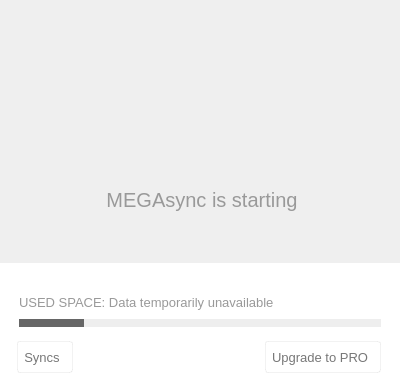
Above: src/MEGASync/gui/macx/InfoDialog.ui from meganz/MEGAsync before the change. Below: the same form after it.
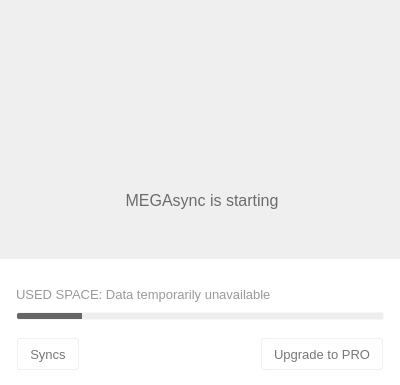
That is the form after the change. The open tabs and pages were chosen to show the change. Icons and pictures are not drawn. Custom widgets are drawn as their Qt base class.

Commit message: Update ui files for different platforms

Patch:
```diff
--- a/src/MEGASync/gui/macx/InfoDialog.ui
+++ b/src/MEGASync/gui/macx/InfoDialog.ui
@@ -18,7 +18,7 @@
   </property>
   <property name="maximumSize">
    <size>
-    <width>400</width>
+    <width>402</width>
     <height>385</height>
    </size>
   </property>
@@ -26,7 +26,7 @@
    <string/>
   </property>
   <property name="styleSheet">
-   <string notr="true">#bAvatar, #bState, #bDotUsedQuota, #bDotUsedStorage
+   <string notr="true">#bAvatar, #bState, #bDotUsedQuota, #bDotUsedStorage, #bMEGAheader
 {
 	border: none;
 }
@@ -42,21 +42,16 @@
 
 #wHeader
 {
-  background-color: qlineargradient(x1: 0, y1: 0, x2: 0, y2: 1,
-                                      stop: 0 #FCFCFC, stop: 1 #FAFAFA);
-}
-
-#wHeader
-{
 border-top-left-radius: 2px;
 border-top-right-radius: 2px;
 }
 
 #lSyncUpdated
 {
-color:  rgb(166, 166, 166);
+font-family: &quot;Source Sans Pro&quot;;
 font-size: 16px;
-font-weight: bold;
+color: rgba(51, 51, 51, 70%);
+padding-bottom: 25px;
 }
 
 #sActiveTransfers
@@ -127,15 +122,18 @@
 #wContainerBottom
 {
 background-color: white;
+border-top: 1px solid rgba(0, 0, 0, 5%);
 }
 
 #pUsageStorage, #pUsageQuota
 {
-	border: none;
+border: 1px solid transparent;
+border-radius: 2px;
 }
 QProgressBar#pUsageStorage
 {
 background-color: #EEEEEE;
+border-radius: 2px;
 }
 
 QProgressBar#pUsageStorage[overquota=true]
@@ -145,27 +143,36 @@
                                                             
 QProgressBar#pUsageStorage::chunk {
 background-color: #666666;
+border-top-left-radius: 2px;
+border-bottom-left-radius: 2px;
+
 }
 
 QProgressBar#pUsageStorage::chunk[overquota=true] {
 background-color: #EB4444;
+border-radius: 2px;
 }
 
 QProgressBar#pUsageQuota
 {
 background-color: #EEEEEE;
+border-radius: 2px;
 }
 
 QProgressBar#pUsageQuota[overquota=true]
 {
 background-color: #EB4444;
+border-radius: 2px;
 }
                                                             
 QProgressBar#pUsageQuota::chunk {
 background-color: #666666;
+border-top-left-radius: 2px;
+border-bottom-left-radius: 2px;
 }
 QProgressBar#pUsageQuota::chunk[overquota=true] {
 background-color: #EB4444;
+border-radius: 2px;
 }
 
 #lHeader
@@ -173,10 +180,10 @@
 	padding-top: 2px;
 }
 
-#lUsername
+#lName
 {
     font-family: &quot;Source Sans Pro&quot;;
-    font-size: 12px;
+    font-size: 14px;
     color: #666666;
     border: none;
 }
@@ -213,7 +220,7 @@
                                       stop: 0 #ffffff, stop: 1 #fafafa);
  border-radius: 3px;
  border: 1px solid rgba(0, 0, 0, 5%);
- padding: 7px 12px 7px 6px;
+ padding: 7px 12px 7px 12px;
  font-family: &quot;Source Sans Pro&quot;;
  font-size: 13px;
  color: #777777;
@@ -291,7 +298,13 @@
      <property name="minimumSize">
       <size>
        <width>400</width>
-       <height>13</height>
+       <height>12</height>
+      </size>
+     </property>
+     <property name="maximumSize">
+      <size>
+       <width>16777215</width>
+       <height>12</height>
       </size>
      </property>
      <property name="styleSheet">
@@ -301,6 +314,13 @@
    </item>
    <item>
     <widget class="QWidget" name="wContainerHeader" native="true">
+     <property name="styleSheet">
+      <string notr="true">#wContainerHeader
+{
+background-color: qlineargradient(x1: 0, y1: 0, x2: 0, y2: 1,
+                                    stop: 0 #FCFCFC, stop: 1 #F7F7F7);
+}</string>
+     </property>
      <layout class="QVBoxLayout" name="verticalLayout_5">
       <property name="spacing">
        <number>0</number>
@@ -322,16 +342,22 @@
         <property name="minimumSize">
          <size>
           <width>0</width>
-          <height>57</height>
+          <height>60</height>
          </size>
         </property>
         <property name="maximumSize">
          <size>
           <width>16777215</width>
-          <height>57</height>
+          <height>60</height>
          </size>
         </property>
+        <property name="styleSheet">
+         <string notr="true"/>
+        </property>
         <layout class="QHBoxLayout" name="horizontalLayout">
+         <property name="spacing">
+          <number>20</number>
+         </property>
          <property name="leftMargin">
           <number>18</number>
          </property>
@@ -385,6 +411,12 @@
          </item>
          <item>
           <widget class="QLabel" name="lName">
+           <property name="maximumSize">
+            <size>
+             <width>200</width>
+             <height>16777215</height>
+            </size>
+           </property>
            <property name="text">
             <string/>
            </property>
@@ -405,6 +437,9 @@
          </item>
          <item>
           <widget class="QPushButton" name="bChats">
+           <property name="enabled">
+            <bool>true</bool>
+           </property>
            <property name="sizePolicy">
             <sizepolicy hsizetype="Maximum" vsizetype="Maximum">
              <horstretch>0</horstretch>
@@ -413,21 +448,18 @@
            </property>
            <property name="minimumSize">
             <size>
-             <width>0</width>
-             <height>0</height>
+             <width>24</width>
+             <height>24</height>
             </size>
            </property>
            <property name="maximumSize">
             <size>
-             <width>16777215</width>
-             <height>16777215</height>
+             <width>24</width>
+             <height>24</height>
             </size>
            </property>
            <property name="styleSheet">
             <string notr="true">border: none;
-margin-top:-1px;
-
-
 </string>
            </property>
            <property name="text">
@@ -435,8 +467,8 @@
            </property>
            <property name="iconSize">
             <size>
-             <width>24</width>
-             <height>24</height>
+             <width>22</width>
+             <height>16</height>
             </size>
            </property>
            <property name="flat">
@@ -454,21 +486,18 @@
            </property>
            <property name="minimumSize">
             <size>
-             <width>0</width>
-             <height>0</height>
+             <width>24</width>
+             <height>24</height>
             </size>
            </property>
            <property name="maximumSize">
             <size>
-             <width>16777215</width>
-             <height>16777215</height>
+             <width>24</width>
+             <height>24</height>
             </size>
            </property>
            <property name="styleSheet">
             <string notr="true">border: none;
-margin-top:-1px;
-
-
 </string>
            </property>
            <property name="text">
@@ -499,14 +528,14 @@
            </property>
            <property name="minimumSize">
             <size>
-             <width>0</width>
-             <height>0</height>
+             <width>24</width>
+             <height>24</height>
             </size>
            </property>
            <property name="maximumSize">
             <size>
-             <width>16777215</width>
-             <height>16777215</height>
+             <width>24</width>
+             <height>24</height>
             </size>
            </property>
            <property name="styleSheet">
@@ -635,8 +664,8 @@
                </property>
                <property name="iconSize">
                 <size>
-                 <width>64</width>
-                 <height>64</height>
+                 <width>36</width>
+                 <height>36</height>
                 </size>
                </property>
                <property name="default">
@@ -667,23 +696,8 @@
                  <height>50</height>
                 </size>
                </property>
-               <property name="font">
-                <font>
-                 <pointsize>-1</pointsize>
-                 <weight>50</weight>
-                 <italic>false</italic>
-                 <bold>false</bold>
-                </font>
-               </property>
                <property name="styleSheet">
-                <string notr="true">#lSyncUpdated
-{
-font: &quot;Helvetica&quot;;
-font-size: 20px;
-font-weight: normal;
-color: #999999;
-padding-bottom: 25px;
-}</string>
+                <string notr="true"/>
                </property>
                <property name="text">
                 <string>MEGAsync is starting</string>
@@ -1131,13 +1145,13 @@
      <property name="minimumSize">
       <size>
        <width>0</width>
-       <height>122</height>
+       <height>127</height>
       </size>
      </property>
      <property name="maximumSize">
       <size>
        <width>16777215</width>
-       <height>122</height>
+       <height>127</height>
       </size>
      </property>
      <layout class="QVBoxLayout" name="verticalLayout">
@@ -1161,18 +1175,18 @@
         <property name="minimumSize">
          <size>
           <width>0</width>
-          <height>20</height>
+          <height>10</height>
          </size>
         </property>
         <property name="maximumSize">
          <size>
           <width>16777215</width>
-          <height>20</height>
+          <height>10</height>
          </size>
         </property>
         <layout class="QHBoxLayout" name="horizontalLayout_3">
          <property name="spacing">
-          <number>5</number>
+          <number>6</number>
          </property>
          <property name="leftMargin">
           <number>0</number>
@@ -1203,22 +1217,35 @@
           <widget class="QPushButton" name="bDotUsedStorage">
            <property name="minimumSize">
             <size>
-             <width>16</width>
-             <height>16</height>
+             <width>6</width>
+             <height>6</height>
             </size>
            </property>
            <property name="maximumSize">
             <size>
-             <width>16</width>
-             <height>16</height>
+             <width>6</width>
+             <height>6</height>
             </size>
            </property>
            <property name="text">
             <string/>
            </property>
            <property name="icon">
-            <iconset resource="../Resources_macx.qrc">
-             <normaloff>:/images/empty_dot.png</normaloff>:/images/empty_dot.png</iconset>
+            <iconset resource="../Resources_linux.qrc">
+             <normaloff>:/images/Nav_Dot_inactive.png</normaloff>
+             <normalon>:/images/Nav_Dot_inactive.png</normalon>
+             <disabledoff>:/images/Nav_Dot_inactive.png</disabledoff>
+             <disabledon>:/images/Nav_Dot_inactive.png</disabledon>
+             <activeoff>:/images/Nav_Dot_inactive.png</activeoff>
+             <activeon>:/images/Nav_Dot_inactive.png</activeon>
+             <selectedoff>:/images/Nav_Dot_inactive.png</selectedoff>
+             <selectedon>:/images/Nav_Dot_inactive.png</selectedon>:/images/Nav_Dot_inactive.png</iconset>
+           </property>
+           <property name="iconSize">
+            <size>
+             <width>6</width>
+             <height>6</height>
+            </size>
            </property>
           </widget>
          </item>
@@ -1226,22 +1253,28 @@
           <widget class="QPushButton" name="bDotUsedQuota">
            <property name="minimumSize">
             <size>
-             <width>16</width>
-             <height>16</height>
+             <width>6</width>
+             <height>6</height>
             </size>
            </property>
            <property name="maximumSize">
             <size>
-             <width>16</width>
-             <height>16</height>
+             <width>6</width>
+             <height>6</height>
             </size>
            </property>
            <property name="text">
             <string/>
            </property>
            <property name="icon">
-            <iconset resource="../Resources_macx.qrc">
-             <normaloff>:/images/empty_dot.png</normaloff>:/images/empty_dot.png</iconset>
+            <iconset resource="../Resources_linux.qrc">
+             <normaloff>:/images/Nav_Dot_inactive.png</normaloff>:/images/Nav_Dot_inactive.png</iconset>
+           </property>
+           <property name="iconSize">
+            <size>
+             <width>6</width>
+             <height>6</height>
+            </size>
            </property>
           </widget>
          </item>
@@ -1350,16 +1383,16 @@
                </property>
                <layout class="QVBoxLayout" name="verticalLayout_3">
                 <property name="spacing">
-                 <number>0</number>
+                 <number>2</number>
                 </property>
                 <property name="leftMargin">
-                 <number>19</number>
+                 <number>16</number>
                 </property>
                 <property name="topMargin">
                  <number>0</number>
                 </property>
                 <property name="rightMargin">
-                 <number>19</number>
+                 <number>16</number>
                 </property>
                 <property name="bottomMargin">
                  <number>0</number>
@@ -1374,13 +1407,13 @@
                   </property>
                   <property name="minimumSize">
                    <size>
-                    <width>0</width>
+                    <width>368</width>
                     <height>20</height>
                    </size>
                   </property>
                   <property name="maximumSize">
                    <size>
-                    <width>362</width>
+                    <width>368</width>
                     <height>20</height>
                    </size>
                   </property>
@@ -1395,7 +1428,7 @@
                     <number>0</number>
                    </property>
                    <property name="rightMargin">
-                    <number>1</number>
+                    <number>0</number>
                    </property>
                    <property name="bottomMargin">
                     <number>0</number>
@@ -1481,16 +1514,22 @@
                   </property>
                   <property name="minimumSize">
                    <size>
-                    <width>362</width>
+                    <width>368</width>
                     <height>8</height>
                    </size>
                   </property>
                   <property name="maximumSize">
                    <size>
-                    <width>362</width>
+                    <width>368</width>
                     <height>8</height>
                    </size>
                   </property>
+                  <property name="cursor">
+                   <cursorShape>PointingHandCursor</cursorShape>
+                  </property>
+                  <property name="styleSheet">
+                   <string notr="true"/>
+                  </property>
                   <property name="value">
                    <number>18</number>
                   </property>
@@ -1743,7 +1782,7 @@
           <number>0</number>
          </property>
          <property name="rightMargin">
-          <number>19</number>
+          <number>17</number>
          </property>
          <property name="bottomMargin">
           <number>0</number>
@@ -1774,8 +1813,8 @@
            </property>
            <property name="iconSize">
             <size>
-             <width>32</width>
-             <height>32</height>
+             <width>18</width>
+             <height>16</height>
             </size>
            </property>
            <property name="flat">
```
Left out of the diff: 169 changed lines with no effect on the pictures. The commit also changes 5 other files.
